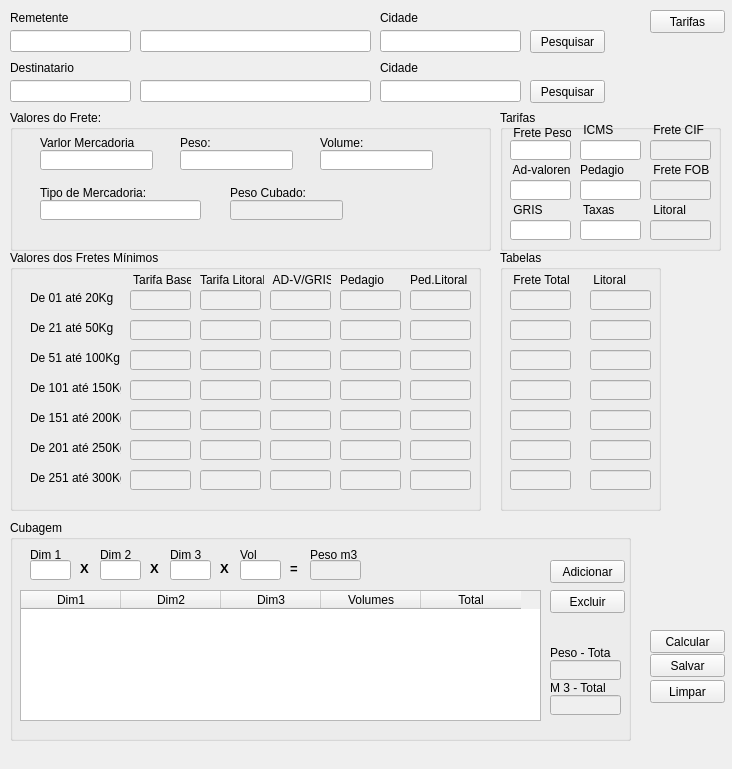
luissantananet/SistCotacao, file Forms/frm_principal_full.ui: the form before one commit.
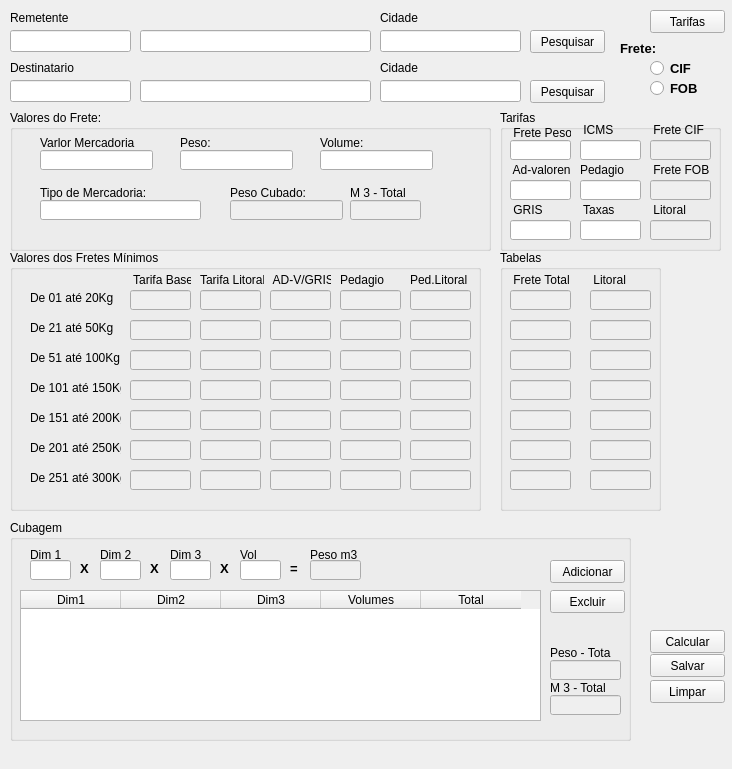
The form after the commit.

Commit message: iniciando def para salvar contação no banco

The edit to the form file:
```diff
--- a/Forms/frm_principal_full.ui
+++ b/Forms/frm_principal_full.ui
@@ -144,6 +144,41 @@
       <string>Peso Cubado:</string>
      </property>
     </widget>
+    <widget class="QLabel" name="label_32">
+     <property name="geometry">
+      <rect>
+       <x>340</x>
+       <y>75</y>
+       <width>61</width>
+       <height>16</height>
+      </rect>
+     </property>
+     <property name="text">
+      <string>M 3 - Total</string>
+     </property>
+    </widget>
+    <widget class="QLineEdit" name="edt_total_m3_2">
+     <property name="enabled">
+      <bool>false</bool>
+     </property>
+     <property name="geometry">
+      <rect>
+       <x>340</x>
+       <y>90</y>
+       <width>71</width>
+       <height>20</height>
+      </rect>
+     </property>
+     <property name="acceptDrops">
+      <bool>true</bool>
+     </property>
+     <property name="toolTip">
+      <string/>
+     </property>
+     <property name="statusTip">
+      <string/>
+     </property>
+    </widget>
    </widget>
    <widget class="QGroupBox" name="gBox_tarifas">
     <property name="geometry">
@@ -1775,6 +1810,66 @@
      <string>Tarifas</string>
     </property>
    </widget>
+   <widget class="QRadioButton" name="rbtn_cif">
+    <property name="geometry">
+     <rect>
+      <x>650</x>
+      <y>60</y>
+      <width>71</width>
+      <height>17</height>
+     </rect>
+    </property>
+    <property name="font">
+     <font>
+      <pointsize>10</pointsize>
+      <weight>75</weight>
+      <bold>true</bold>
+     </font>
+    </property>
+    <property name="text">
+     <string>CIF</string>
+    </property>
+   </widget>
+   <widget class="QLabel" name="label_9">
+    <property name="geometry">
+     <rect>
+      <x>620</x>
+      <y>40</y>
+      <width>47</width>
+      <height>17</height>
+     </rect>
+    </property>
+    <property name="font">
+     <font>
+      <pointsize>10</pointsize>
+      <weight>75</weight>
+      <bold>true</bold>
+     </font>
+    </property>
+    <property name="text">
+     <string>Frete:</string>
+    </property>
+   </widget>
+   <widget class="QRadioButton" name="rbtn_fob">
+    <property name="geometry">
+     <rect>
+      <x>650</x>
+      <y>80</y>
+      <width>71</width>
+      <height>17</height>
+     </rect>
+    </property>
+    <property name="font">
+     <font>
+      <pointsize>10</pointsize>
+      <weight>75</weight>
+      <bold>true</bold>
+     </font>
+    </property>
+    <property name="text">
+     <string>FOB</string>
+    </property>
+   </widget>
   </widget>
   <widget class="QMenuBar" name="menubar">
    <property name="geometry">
```
The commit also changes 1 other file.
